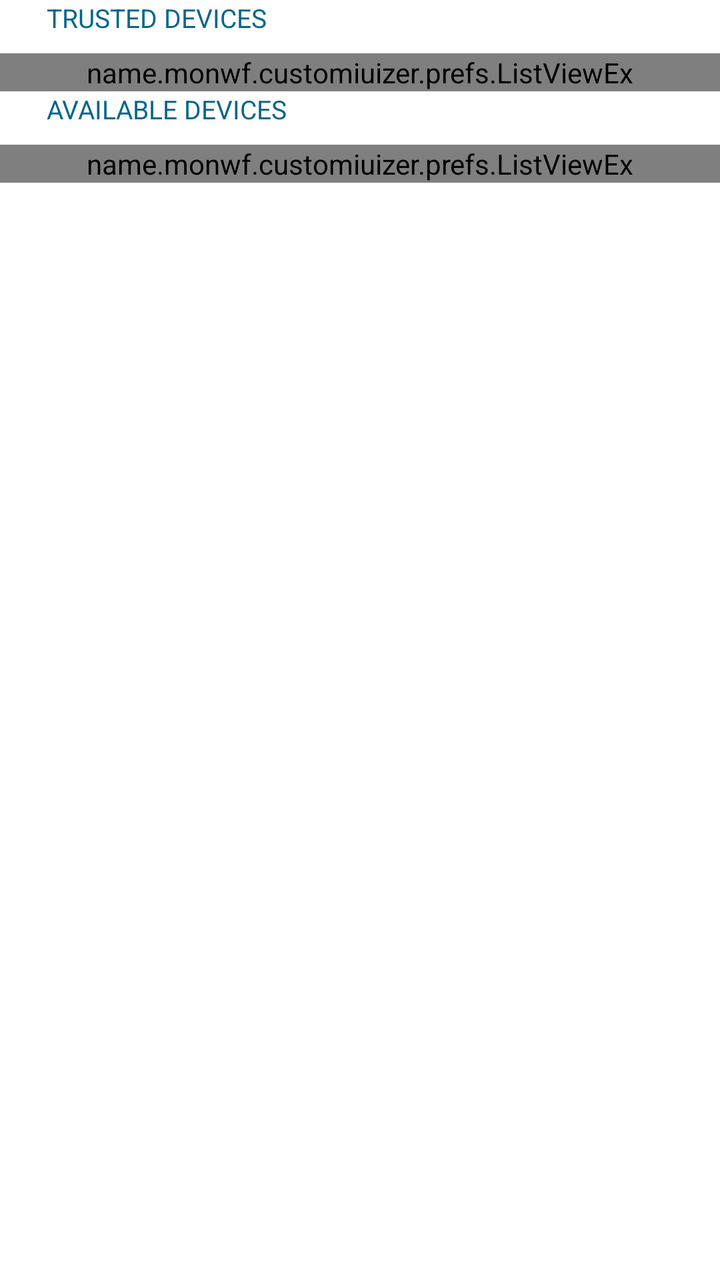
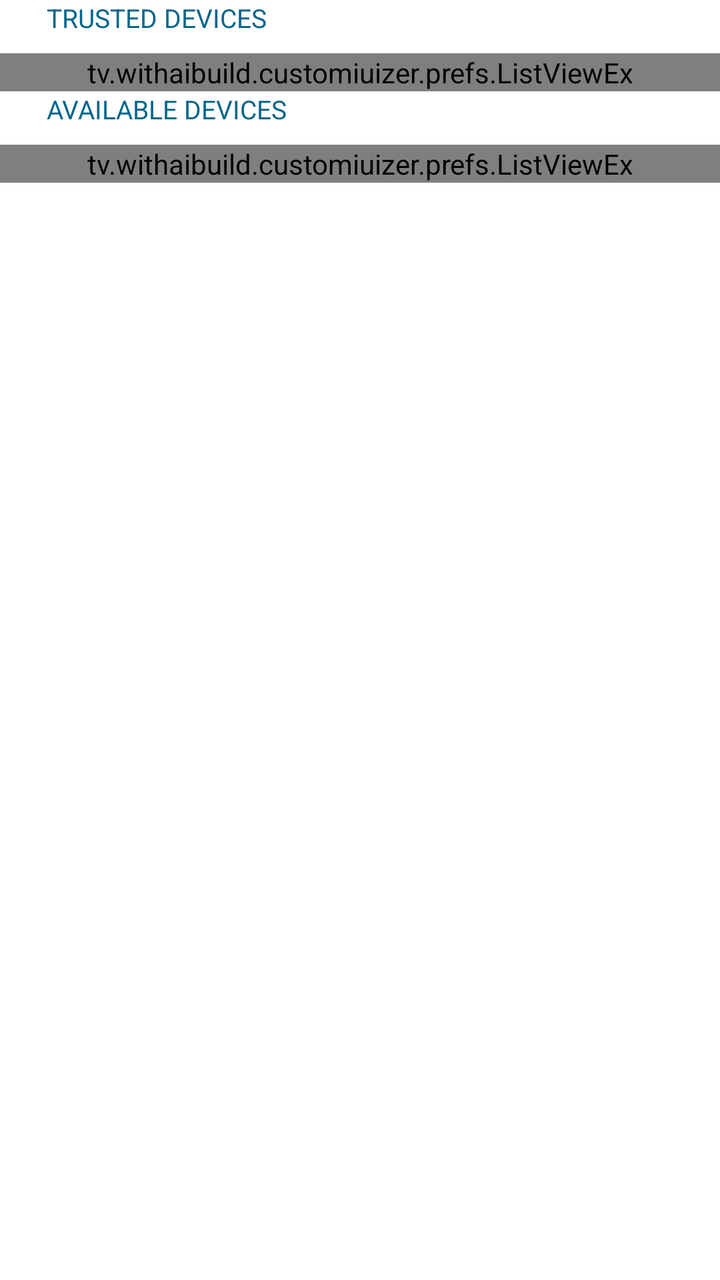

Two renders of the same Android screen: before a commit and after it. Below are the layout's source before the change and the commit's diff.
<!-- AndroidManifest.xml: fallback theme Theme.MaterialComponents.DayNight.NoActionBar -->
<!-- res/layout/prefs_bt_networks.xml -->
<?xml version="1.0" encoding="utf-8"?>
<ScrollView xmlns:android="http://schemas.android.com/apk/res/android"
	android:layout_width="match_parent"
	android:layout_height="match_parent" >

<RelativeLayout
	android:id="@+id/fields"
	android:layout_width="match_parent"
	android:layout_height="wrap_content"
	android:orientation="vertical"
	android:animateLayoutChanges="true">

	<ViewStub
		android:id="@+id/fetch_devices"
		android:inflatedId="@+id/fetch_devices"
		android:layout_width="match_parent"
		android:layout_height="wrap_content" />

	<TextView
		android:id="@+id/bt_category1"
		android:layout_width="match_parent"
		android:layout_height="wrap_content"
		android:layout_gravity="left|center_vertical|center_horizontal|center|start"
		android:layout_below="@+id/fetch_devices"
		android:text="@string/bt_category1"
		style="@style/Widget.InputField.Category.First" />

	<name.monwf.customiuizer.prefs.ListViewEx
		android:id="@android:id/text1"
		android:layout_width="match_parent"
		android:layout_height="wrap_content"
		android:layout_below="@id/bt_category1"
		android:nestedScrollingEnabled="false"
		android:overScrollMode="never"
		android:scrollbars="vertical" />

	<TextView
		android:id="@+id/bt_category2"
		android:layout_below="@android:id/text1"
		android:layout_width="match_parent"
		android:layout_height="wrap_content"
		android:layout_gravity="left|center_vertical|center_horizontal|center|start"
		android:text="@string/bt_category2"
		style="@style/Widget.InputField.Category.First" />

	<name.monwf.customiuizer.prefs.ListViewEx
		android:id="@android:id/text2"
		android:layout_width="match_parent"
		android:layout_height="wrap_content"
		android:layout_below="@id/bt_category2"
		android:nestedScrollingEnabled="false"
		android:overScrollMode="never"
		android:scrollbars="vertical" />

	<LinearLayout
		android:layout_width="match_parent"
		android:layout_height="wrap_content"
		android:layout_centerInParent="true"
		android:gravity="center"
		android:orientation="vertical"
		android:layout_below="@id/bt_category2">

		<android.widget.ProgressBar
			android:id="@+id/progress_bar"
			android:layout_width="wrap_content"
			android:layout_height="wrap_content"
			android:visibility="gone"
			style="@style/Widget.ProgressBar" />

	</LinearLayout>

</RelativeLayout>

</ScrollView>
<!-- resources referenced by this layout -->
<resources>
  <string name="bt_category1">Trusted devices</string>
  <string name="bt_category2">Available devices</string>
  <style name="Widget.InputField.Category.First">
  		<item name="android:layout_marginTop">0dp</item>
  	</style>
  <style name="Widget.ProgressBar">
  		<item name="background">@android:color/transparent</item>
  		<item name="android:maxWidth">@dimen/progressbar_size</item>
  		<item name="android:maxHeight">@dimen/progressbar_size</item>
  		<item name="android:indeterminateDrawable">@drawable/progressbar_indeterminate</item>
  		<item name="android:minWidth">@dimen/progressbar_size</item>
  		<item name="android:minHeight">@dimen/progressbar_size</item>
  
  	</style>
  <dimen name="progressbar_size">22.5dp</dimen>
  <!-- drawable progressbar_indeterminate (drawable) -->
  <?xml version="1.0" encoding="utf-8"?>
  <animated-rotate xmlns:android="http://schemas.android.com/apk/res/android"
  	android:drawable="@drawable/progressbar_indeterminate_circle"
  	android:pivotX="50%"
  	android:pivotY="50%" />
  <!-- drawable progressbar_indeterminate_circle: png bitmap (drawable-night-xxxhdpi-v4, 1372 bytes) -->
</resources>

<!-- the commit's change to res/layout/prefs_bt_networks.xml (unified diff, before → after) -->
@@ -25,7 +25,7 @@
 		android:text="@string/bt_category1"
 		style="@style/Widget.InputField.Category.First" />
 
-	<name.monwf.customiuizer.prefs.ListViewEx
+	<tv.withaibuild.customiuizer.prefs.ListViewEx
 		android:id="@android:id/text1"
 		android:layout_width="match_parent"
 		android:layout_height="wrap_content"
@@ -43,7 +43,7 @@
 		android:text="@string/bt_category2"
 		style="@style/Widget.InputField.Category.First" />
 
-	<name.monwf.customiuizer.prefs.ListViewEx
+	<tv.withaibuild.customiuizer.prefs.ListViewEx
 		android:id="@android:id/text2"
 		android:layout_width="match_parent"
 		android:layout_height="wrap_content"
